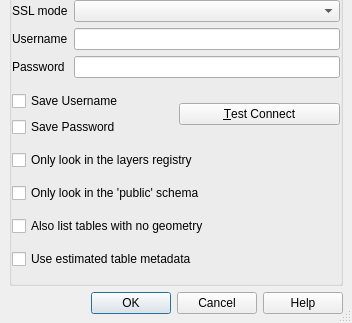
The window that src/ui/qgspgnewconnectionbase.ui (carsmie/QGIS) describes before a commit, drawn with Qt 5; both pictures show x 0 to 352 and y 177 to 500 of the 352 by 500 pixel window.
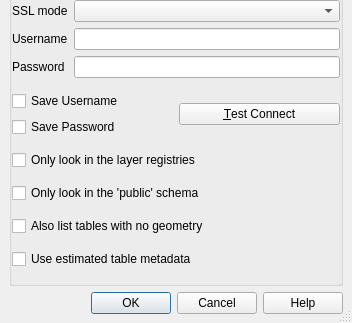
The same window after the commit.

Commit message: german translation update

```diff
--- a/src/ui/qgspgnewconnectionbase.ui
+++ b/src/ui/qgspgnewconnectionbase.ui
@@ -199,7 +199,7 @@
          <string>Restricts the displayed tables to those that are found in the layers registry (geometry_columns, geography_columns, topology.layer). This can speed up the initial display of spatial tables.</string>
         </property>
         <property name="text">
-         <string>Only look in the layers registry</string>
+         <string>Only look in the layer registries</string>
         </property>
        </widget>
       </item>
```
Left out of the diff: 4 changed lines with no effect on the pictures. The commit also changes 2 other files.
